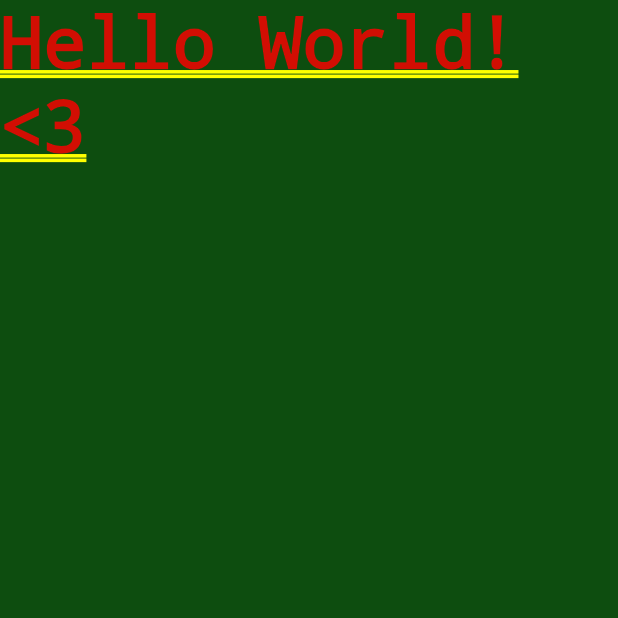
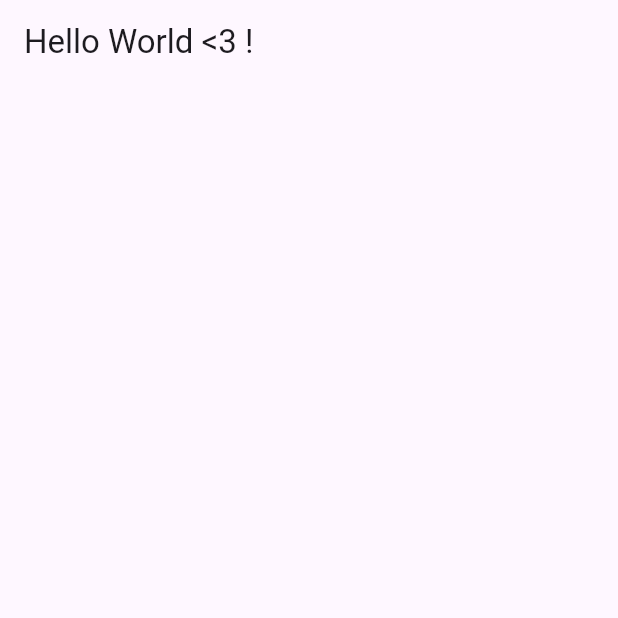
Before and after one commit to Lice92/contador_app, a Flutter app: the screen it shows after launch, on a phone screen of 412 x 824 dp, the top half of it. Run offline on Flutter 3.47's test engine with Material 3 defaults, Android fonts, the phone set to English and light mode, and no system bars.

Commit message:
Uploading archives: contador_app 1.0

```diff
--- a/lib/main.dart
+++ b/lib/main.dart
@@ -7,12 +7,22 @@ void main() {
 class MyApp extends StatelessWidget {
   const MyApp({super.key});
 
+  @override
   Widget build(BuildContext context) {
     return MaterialApp(
-      home: Container(
-        color: const Color.fromARGB(255, 13, 77, 15),
-        child: Text("Hello World! <3"),
-        alignment: Alignment.topCenter,
+      home: HomePage(),
+    );
+  }
+}
+
+class HomePage extends StatelessWidget {
+  const HomePage({super.key});
+
+  @override
+  Widget build(BuildContext context) {
+    return Scaffold(
+      appBar: AppBar(
+        title: Text("Hello World <3 !"),
       ),
     );
   }
```
